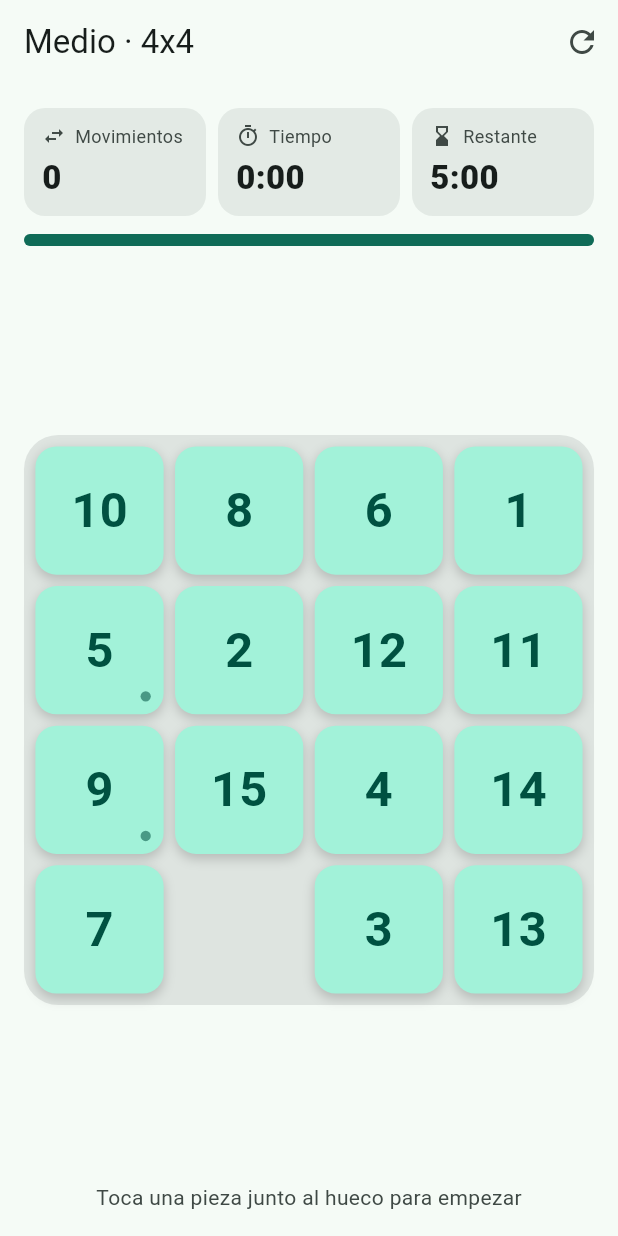
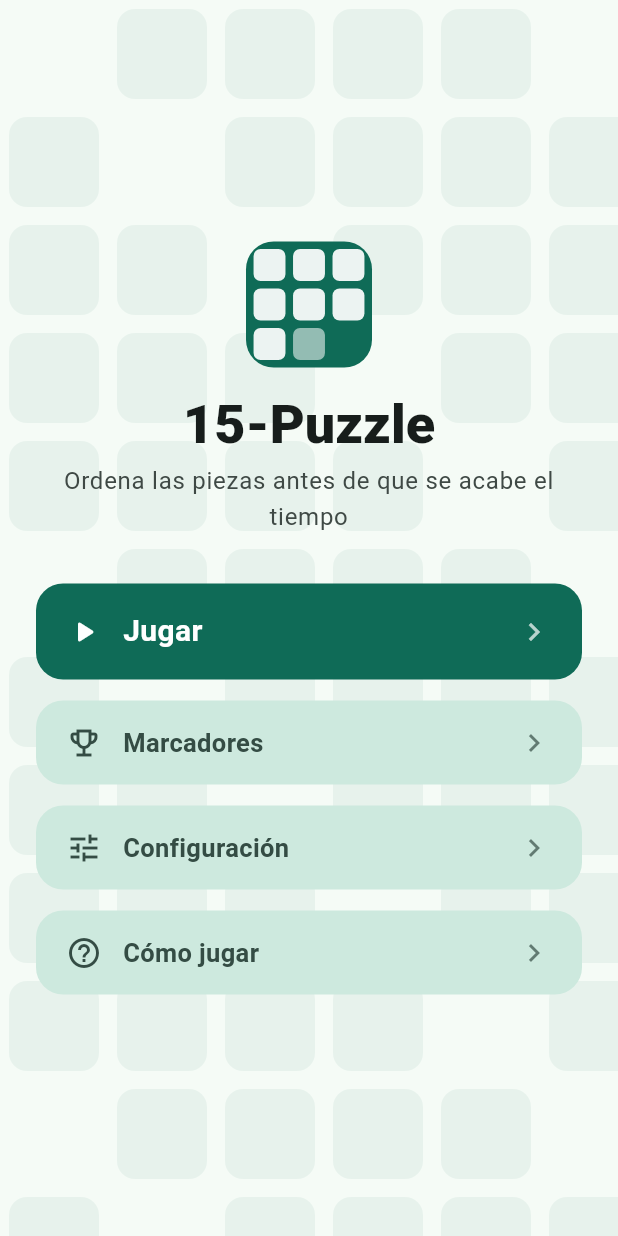
Before and after one commit to juaneslinarez-byte/15-puzzle_JL_LB, a Flutter app: the screen it shows after launch, on a phone screen of 412 x 824 dp. Run offline on Flutter 3.47's test engine with Material 3 defaults, Android fonts, the phone set to English and light mode, and no system bars.

Commit message:
feat: agregar menu principal con eleccion de dificultad

```diff
--- a/lib/main.dart
+++ b/lib/main.dart
@@ -1,7 +1,6 @@
 import 'package:flutter/material.dart';
 
-import 'logic/difficulty.dart';
-import 'screens/game_screen.dart';
+import 'screens/menu_screen.dart';
 
 void main() => runApp(const PuzzleApp());
 
@@ -17,8 +16,7 @@ class PuzzleApp extends StatelessWidget {
         colorScheme: ColorScheme.fromSeed(seedColor: const Color(0xFF1F6F5C)),
         useMaterial3: true,
       ),
-      // Mientras no exista el menú, la app abre directo en una partida.
-      home: const GameScreen(difficulty: Difficulty.medium),
+      home: const MenuScreen(),
     );
   }
 }
--- /dev/null
+++ b/lib/screens/menu_screen.dart
@@ -0,0 +1,126 @@
+import 'package:flutter/material.dart';
+
+import '../logic/difficulty.dart';
+import '../widgets/app_logo.dart';
+import '../widgets/menu_button.dart';
+import 'game_screen.dart';
+
+/// Menú principal. Es un StatefulWidget solo para recordar la última
+/// dificultad elegida mientras la app está abierta.
+class MenuScreen extends StatefulWidget {
+  const MenuScreen({super.key});
+
+  @override
+  State<MenuScreen> createState() => _MenuScreenState();
+}
+
+class _MenuScreenState extends State<MenuScreen> {
+  Difficulty _difficulty = Difficulty.medium;
+
+  Future<void> _play() async {
+    final chosen = await showDifficultyPicker(context, _difficulty);
+    if (chosen == null || !mounted) return;
+    setState(() => _difficulty = chosen);
+    await Navigator.of(context).push(MaterialPageRoute(builder: (_) => GameScreen(difficulty: chosen)));
+  }
+
+  void _comingSoon(String what) {
+    ScaffoldMessenger.of(context)
+      ..hideCurrentSnackBar()
+      ..showSnackBar(SnackBar(content: Text('$what estará disponible pronto')));
+  }
+
+  @override
+  Widget build(BuildContext context) {
+    final text = Theme.of(context).textTheme;
+    final scheme = Theme.of(context).colorScheme;
+
+    return Scaffold(
+      body: TiledBackground(
+        child: SafeArea(
+          child: Center(
+            child: SingleChildScrollView(
+              padding: const EdgeInsets.all(24),
+              child: ConstrainedBox(
+                constraints: const BoxConstraints(maxWidth: 420),
+                child: Column(
+                  crossAxisAlignment: CrossAxisAlignment.stretch,
+                  children: [
+                    const Center(child: AppLogo(size: 84)),
+                    const SizedBox(height: 16),
+                    Text(
+                      '15-Puzzle',
+                      textAlign: TextAlign.center,
+                      style: text.displaySmall?.copyWith(fontWeight: FontWeight.w800),
+                    ),
+                    const SizedBox(height: 4),
+                    Text(
+                      'Ordena las piezas antes de que se acabe el tiempo',
+                      textAlign: TextAlign.center,
+                      style: text.bodyLarge?.copyWith(color: scheme.onSurfaceVariant),
+                    ),
+                    const SizedBox(height: 32),
+                    MenuButton(
+                      icon: Icons.play_arrow_rounded,
+                      label: 'Jugar',
+                      primary: true,
+                      onPressed: _play,
+                    ),
+                    const SizedBox(height: 14),
+                    MenuButton(
+                      icon: Icons.emoji_events_outlined,
+                      label: 'Marcadores',
+                      onPressed: () => _comingSoon('Marcadores'),
+                    ),
+                    const SizedBox(height: 14),
+                    MenuButton(
+                      icon: Icons.tune,
+                      label: 'Configuración',
+                      onPressed: () => _comingSoon('Configuración'),
+                    ),
+                    const SizedBox(height: 14),
+                    MenuButton(
+                      icon: Icons.help_outline,
+                      label: 'Cómo jugar',
+                      onPressed: () => _comingSoon('Cómo jugar'),
+                    ),
+                  ],
+                ),
+              ),
+            ),
+          ),
+        ),
+      ),
+    );
+  }
+}
+
+/// Diálogo para elegir la dificultad antes de empezar.
+Future<Difficulty?> showDifficultyPicker(BuildContext context, Difficulty current) {
+  return showDialog<Difficulty>(
+    context: context,
+    builder: (context) => SimpleDialog(
+      title: const Text('Elige la dificultad'),
+      children: [
+        for (final d in Difficulty.values)
+          SimpleDialogOption(
+            onPressed: () => Navigator.pop(context, d),
+            padding: const EdgeInsets.symmetric(horizontal: 24, vertical: 12),
+            child: Row(
+              children: [
+                Icon(d == current ? Icons.radio_button_checked : Icons.radio_button_off),
+                const SizedBox(width: 12),
+                Expanded(
+                  child: Text(
+                    '${d.label} · ${d.gridLabel}',
+                    style: const TextStyle(fontSize: 16, fontWeight: FontWeight.w600),
+                  ),
+                ),
+                Text('${d.timeLimit.inMinutes} min'),
+              ],
+            ),
+          ),
+      ],
+    ),
+  );
+}
--- /dev/null
+++ b/lib/widgets/app_logo.dart
@@ -0,0 +1,83 @@
+import 'package:flutter/material.dart';
+
+/// Logo del juego: un tablero 3x3 en miniatura con el hueco abajo a la derecha.
+class AppLogo extends StatelessWidget {
+  const AppLogo({super.key, this.size = 96});
+
+  final double size;
+
+  @override
+  Widget build(BuildContext context) {
+    final scheme = Theme.of(context).colorScheme;
+    final gap = size * 0.06;
+    final tile = (size - gap * 4) / 3;
+    return Container(
+      width: size,
+      height: size,
+      decoration: BoxDecoration(
+        color: scheme.primary,
+        borderRadius: BorderRadius.circular(size * 0.22),
+      ),
+      padding: EdgeInsets.all(gap),
+      child: Wrap(
+        spacing: gap,
+        runSpacing: gap,
+        children: [
+          for (var i = 0; i < 9; i++)
+            Container(
+              width: tile,
+              height: tile,
+              decoration: BoxDecoration(
+                color: i == 8
+                    ? Colors.transparent
+                    : scheme.onPrimary.withValues(alpha: i == 7 ? 0.55 : 0.92),
+                borderRadius: BorderRadius.circular(tile * 0.22),
+              ),
+            ),
+        ],
+      ),
+    );
+  }
+}
+
+/// Fondo decorativo: cuadrados tenues dispersos, como piezas sueltas.
+class TiledBackground extends StatelessWidget {
+  const TiledBackground({super.key, required this.child});
+
+  final Widget child;
+
+  @override
+  Widget build(BuildContext context) {
+    return CustomPaint(
+      painter: _TilesPainter(Theme.of(context).colorScheme.primary),
+      child: child,
+    );
+  }
+}
+
+class _TilesPainter extends CustomPainter {
+  _TilesPainter(this.color);
+
+  final Color color;
+
+  @override
+  void paint(Canvas canvas, Size size) {
+    final paint = Paint()..color = color.withValues(alpha: 0.06);
+    const cell = 72.0;
+    for (var y = 0.0; y < size.height + cell; y += cell) {
+      for (var x = 0.0; x < size.width + cell; x += cell) {
+        // Patrón fijo (sin azar) para que no "salte" al redibujar.
+        final skip = ((x / cell).floor() * 7 + (y / cell).floor() * 3) % 5 == 0;
+        if (skip) continue;
+        final rect = RRect.fromRectAndRadius(
+          Rect.fromLTWH(x + 6, y + 6, cell - 12, cell - 12),
+          const Radius.circular(12),
+        );
+        canvas.drawRRect(rect, paint);
+      }
+    }
+  }
+
+  @override
+  bool shouldRepaint(_TilesPainter old) => old.color != color;
+}
--- /dev/null
+++ b/lib/widgets/menu_button.dart
@@ -0,0 +1,72 @@
+import 'package:flutter/material.dart';
+
+/// Botón grande del menú con animación al presionar: se encoge un poco y
+/// cambia de color mientras el dedo o el clic están sobre él.
+class MenuButton extends StatefulWidget {
+  const MenuButton({
+    super.key,
+    required this.icon,
+    required this.label,
+    required this.onPressed,
+    this.primary = false,
+  });
+
+  final IconData icon;
+  final String label;
+  final VoidCallback onPressed;
+  final bool primary;
+
+  @override
+  State<MenuButton> createState() => _MenuButtonState();
+}
+
+class _MenuButtonState extends State<MenuButton> {
+  bool _pressed = false;
+
+  @override
+  Widget build(BuildContext context) {
+    final scheme = Theme.of(context).colorScheme;
+    final base = widget.primary ? scheme.primary : scheme.secondaryContainer;
+    final fg = widget.primary ? scheme.onPrimary : scheme.onSecondaryContainer;
+    final pressedColor = Color.alphaBlend(fg.withValues(alpha: 0.14), base);
+
+    return AnimatedScale(
+      scale: _pressed ? 0.95 : 1,
+      duration: const Duration(milliseconds: 110),
+      child: Material(
+        color: Colors.transparent,
+        child: InkWell(
+          borderRadius: BorderRadius.circular(18),
+          onTap: widget.onPressed,
+          onHighlightChanged: (value) => setState(() => _pressed = value),
+          child: AnimatedContainer(
+            duration: const Duration(milliseconds: 110),
+            height: widget.primary ? 64 : 56,
+            padding: const EdgeInsets.symmetric(horizontal: 20),
+            decoration: BoxDecoration(
+              color: _pressed ? pressedColor : base,
+              borderRadius: BorderRadius.circular(18),
+            ),
+            child: Row(
+              children: [
+                Icon(widget.icon, color: fg),
+                const SizedBox(width: 14),
+                Expanded(
+                  child: Text(
+                    widget.label,
+                    style: TextStyle(
+                      color: fg,
+                      fontSize: widget.primary ? 20 : 17,
+                      fontWeight: FontWeight.w700,
+                    ),
+                  ),
+                ),
+                Icon(Icons.chevron_right, color: fg.withValues(alpha: 0.7)),
+              ],
+            ),
+          ),
+        ),
+      ),
+    );
+  }
+}
```
